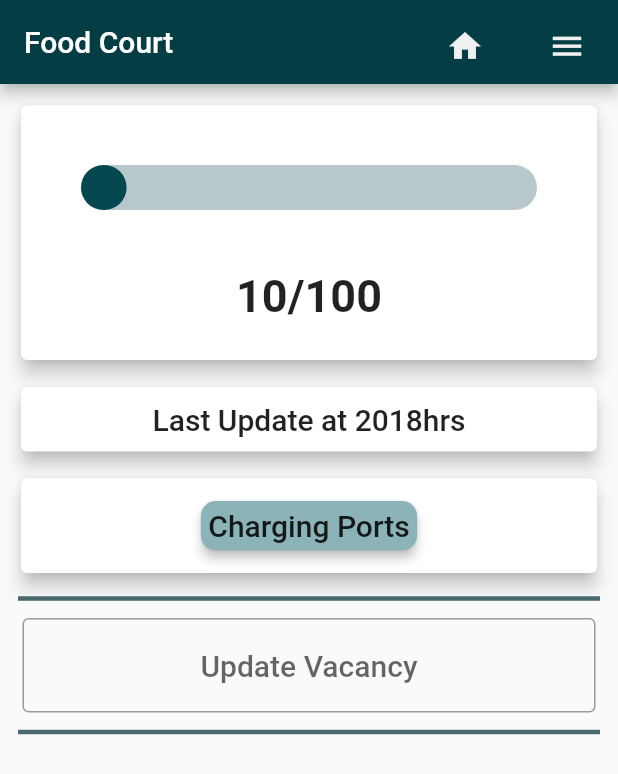
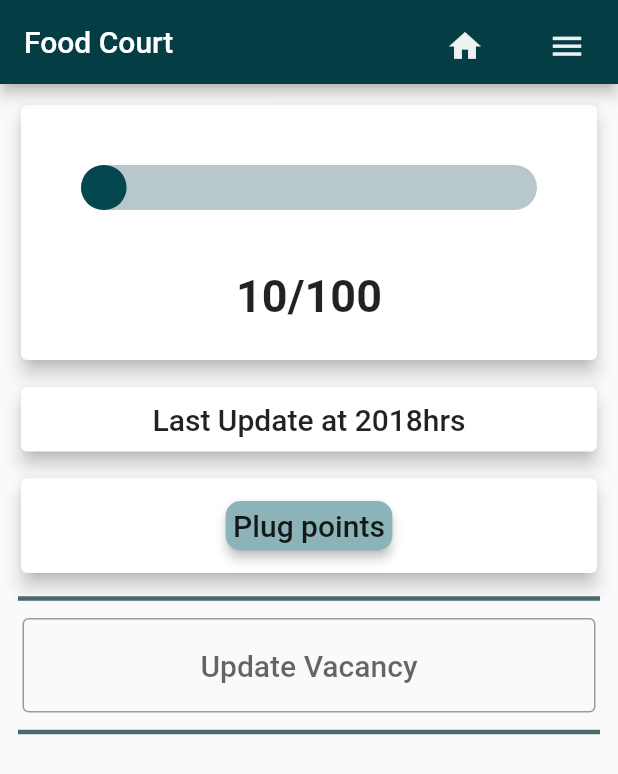
Before and after one commit to Prabha713d/Seat-Venumma, a Flutter app: the screen it shows after launch, after a tap on "Electrical Sciences Block", after a tap on "Food Court", on a phone screen of 412 x 824 dp. Shown: the top 774 px of the screen. Run offline on Flutter 3.47's test engine with Material 2 defaults, Android fonts, the phone set to English and light mode, and no system bars; drawn by our look-alikes of percent_indicator; missing offline and left inert: dart:ffi; Roboto replaces fonts that are missing (Galliard BT).

Commit message:
Data change to accomodate spacing

```diff
--- a/lib/buildingDetails.dart
+++ b/lib/buildingDetails.dart
@@ -6,13 +6,13 @@ var details = [
         10,
         100,
         DateTime.parse('1969-07-20 20:18:04Z'),
-        ['Charging Ports', 'Board']
+        ['Plug points', 'Board']
       ],
       'Food Court': [
         10,
         100,
         DateTime.parse('1969-07-20 20:18:04Z'),
-        ['Charging Ports']
+        ['Plug points']
       ],
       'Gazebo': [
         10,
@@ -33,37 +33,37 @@ var details = [
         10,
         100,
         DateTime.parse('1969-07-20 20:18:04Z'),
-        ['AC', 'Projectors', 'Charging Ports', 'Board']
+        ['AC', 'Projectors', 'Plug points', 'Board']
       ],
       'CRC102': [
         10,
         100,
         DateTime.parse('1969-07-20 20:18:04Z'),
-        ['AC', 'Projectors', 'Charging Ports', 'Board']
+        ['AC', 'Projectors', 'Plug points', 'Board']
       ],
       'CRC103': [
         10,
         100,
         DateTime.parse('1969-07-20 20:18:04Z'),
-        ['AC', 'Projectors', 'Charging Ports', 'Board']
+        ['AC', 'Projectors', 'Plug points', 'Board']
       ],
       'CRC201': [
         10,
         100,
         DateTime.parse('1969-07-20 20:18:04Z'),
-        ['AC', 'Projectors', 'Charging Ports', 'Board']
+        ['AC', 'Projectors', 'Plug points', 'Board']
       ],
       'CRC202': [
         10,
         100,
         DateTime.parse('1969-07-20 20:18:04Z'),
-        ['AC', 'Projectors', 'Charging Ports', 'Board']
+        ['AC', 'Projectors', 'Plug points', 'Board']
       ],
       'CRC203': [
         10,
         100,
         DateTime.parse('1969-07-20 20:18:04Z'),
-        ['AC', 'Projectors', 'Charging Ports', 'Board']
+        ['AC', 'Projectors', 'Plug points', 'Board']
       ],
     },
     'Usage': [
@@ -90,7 +90,7 @@ var details = [
         10,
         100,
         DateTime.parse('1969-07-20 20:18:04Z'),
-        ['AC', 'Projectors', 'Charging Ports']
+        ['AC', 'Projectors', 'Plug points']
       ],
     },
     'Usage': [
@@ -105,25 +105,25 @@ var details = [
         10,
         100,
         DateTime.parse('1969-07-20 20:18:04Z'),
-        ['AC', 'Projectors', 'Charging Ports', 'Board']
+        ['AC', 'Projectors', 'Plug points', 'Board']
       ],
       'RJN102': [
         10,
         100,
         DateTime.parse('1969-07-20 20:18:04Z'),
-        ['AC', 'Projectors', 'Charging Ports', 'Board']
+        ['AC', 'Projectors', 'Plug points', 'Board']
       ],
       'RJN201': [
         10,
         100,
         DateTime.parse('1969-07-20 20:18:04Z'),
-        ['AC', 'Projectors', 'Charging Ports', 'Board']
+        ['AC', 'Projectors', 'Plug points', 'Board']
       ],
       'RJN202': [
         10,
         100,
         DateTime.parse('1969-07-20 20:18:04Z'),
-        ['AC', 'Projectors', 'Charging Ports', 'Board']
+        ['AC', 'Projectors', 'Plug points', 'Board']
       ],
     },
     'Usage': [
@@ -138,25 +138,25 @@ var details = [
         10,
         100,
         DateTime.parse('1969-07-20 20:18:04Z'),
-        ['AC', 'Projectors', 'Charging Ports', 'Board']
+        ['AC', 'Projectors', 'Plug points', 'Board']
       ],
       'RMN102': [
         10,
         100,
         DateTime.parse('1969-07-20 20:18:04Z'),
-        ['AC', 'Projectors', 'Charging Ports', 'Board']
+        ['AC', 'Projectors', 'Plug points', 'Board']
       ],
       'RMN201': [
         10,
         100,
         DateTime.parse('1969-07-20 20:18:04Z'),
-        ['AC', 'Projectors', 'Charging Ports', 'Board']
+        ['AC', 'Projectors', 'Plug points', 'Board']
       ],
       'RMN202': [
         10,
         100,
         DateTime.parse('1969-07-20 20:18:04Z'),
-        ['AC', 'Projectors', 'Charging Ports', 'Board']
+        ['AC', 'Projectors', 'Plug points', 'Board']
       ],
     },
     'Usage': [
@@ -171,25 +171,25 @@ var details = [
         10,
         100,
         DateTime.parse('1969-07-20 20:18:04Z'),
-        ['AC', 'Charging Ports']
+        ['AC', 'Plug points']
       ],
       'First Floor': [
         10,
         100,
         DateTime.parse('1969-07-20 20:18:04Z'),
-        ['AC', 'Charging Ports']
+        ['AC', 'Plug points']
       ],
       'Second Floor': [
         10,
         100,
         DateTime.parse('1969-07-20 20:18:04Z'),
-        ['AC', 'Charging Ports']
+        ['AC', 'Plug points']
       ],
       'Third Floor': [
         10,
         100,
         DateTime.parse('1969-07-20 20:18:04Z'),
-        ['AC', 'Charging Ports']
+        ['AC', 'Plug points']
       ],
     },
     'Usage': [
```
